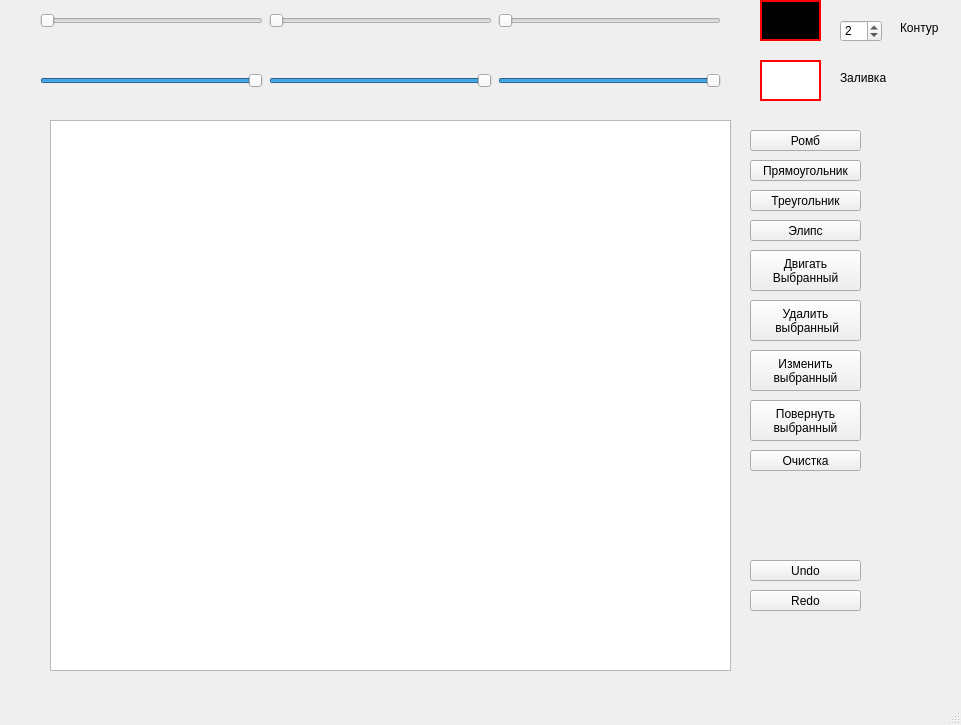
Above: Shapes/mainwindow.ui from Ignat36/OOP-2022-2s-Lr2-QtShapes before the change. Below: the same form after it.
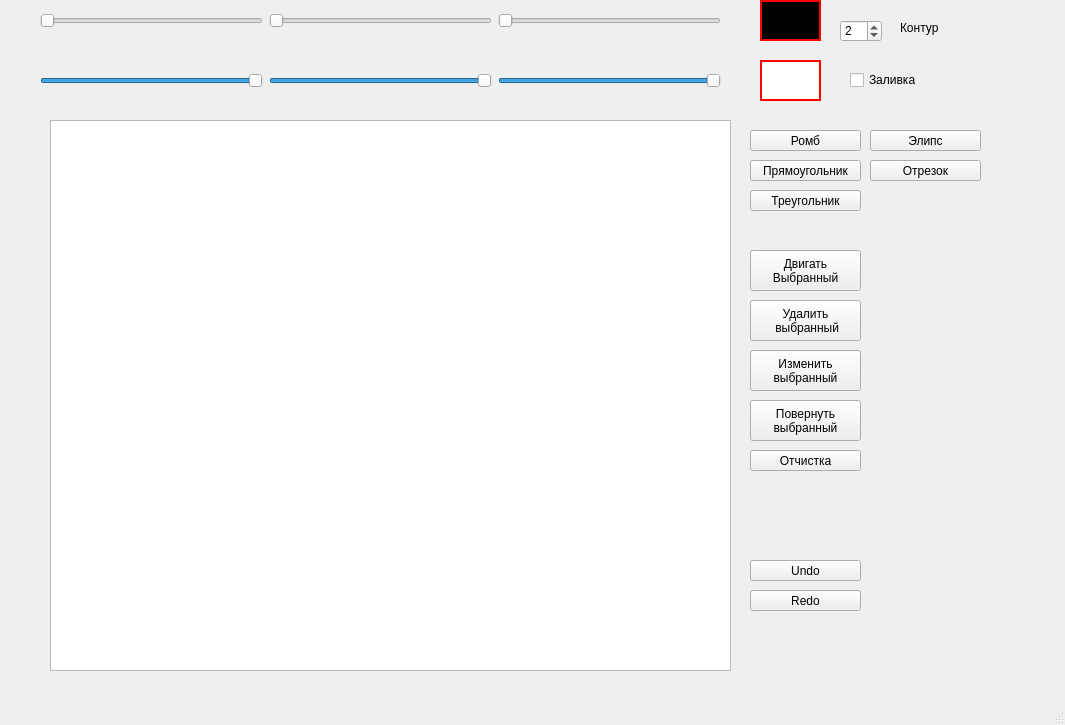
That is the form after the change.

What changed in the file:
```diff
--- a/Shapes/mainwindow.ui
+++ b/Shapes/mainwindow.ui
@@ -6,7 +6,7 @@
    <rect>
     <x>0</x>
     <y>0</y>
-    <width>961</width>
+    <width>1065</width>
     <height>725</height>
    </rect>
   </property>
@@ -56,8 +56,8 @@
    <widget class="QPushButton" name="pushButton_4">
     <property name="geometry">
      <rect>
-      <x>750</x>
-      <y>220</y>
+      <x>870</x>
+      <y>130</y>
       <width>111</width>
       <height>21</height>
      </rect>
@@ -76,7 +76,7 @@
      </rect>
     </property>
     <property name="text">
-     <string>Очистка</string>
+     <string>Отчистка</string>
     </property>
    </widget>
    <widget class="QGraphicsView" name="graphicsView">
@@ -317,19 +317,6 @@
      <string>Контур</string>
     </property>
    </widget>
-   <widget class="QLabel" name="label_2">
-    <property name="geometry">
-     <rect>
-      <x>840</x>
-      <y>70</y>
-      <width>49</width>
-      <height>16</height>
-     </rect>
-    </property>
-    <property name="text">
-     <string>Заливка</string>
-    </property>
-   </widget>
    <widget class="QSpinBox" name="spinBox">
     <property name="geometry">
      <rect>
@@ -352,6 +339,32 @@
      <number>2</number>
     </property>
    </widget>
+   <widget class="QCheckBox" name="checkBox">
+    <property name="geometry">
+     <rect>
+      <x>850</x>
+      <y>70</y>
+      <width>76</width>
+      <height>20</height>
+     </rect>
+    </property>
+    <property name="text">
+     <string>Заливка</string>
+    </property>
+   </widget>
+   <widget class="QPushButton" name="pushButton_12">
+    <property name="geometry">
+     <rect>
+      <x>870</x>
+      <y>160</y>
+      <width>111</width>
+      <height>21</height>
+     </rect>
+    </property>
+    <property name="text">
+     <string>Отрезок</string>
+    </property>
+   </widget>
   </widget>
   <widget class="QMenuBar" name="menubar">
    <property name="geometry">
```
Left out of the diff: 2 changed lines with no effect on the pictures.
